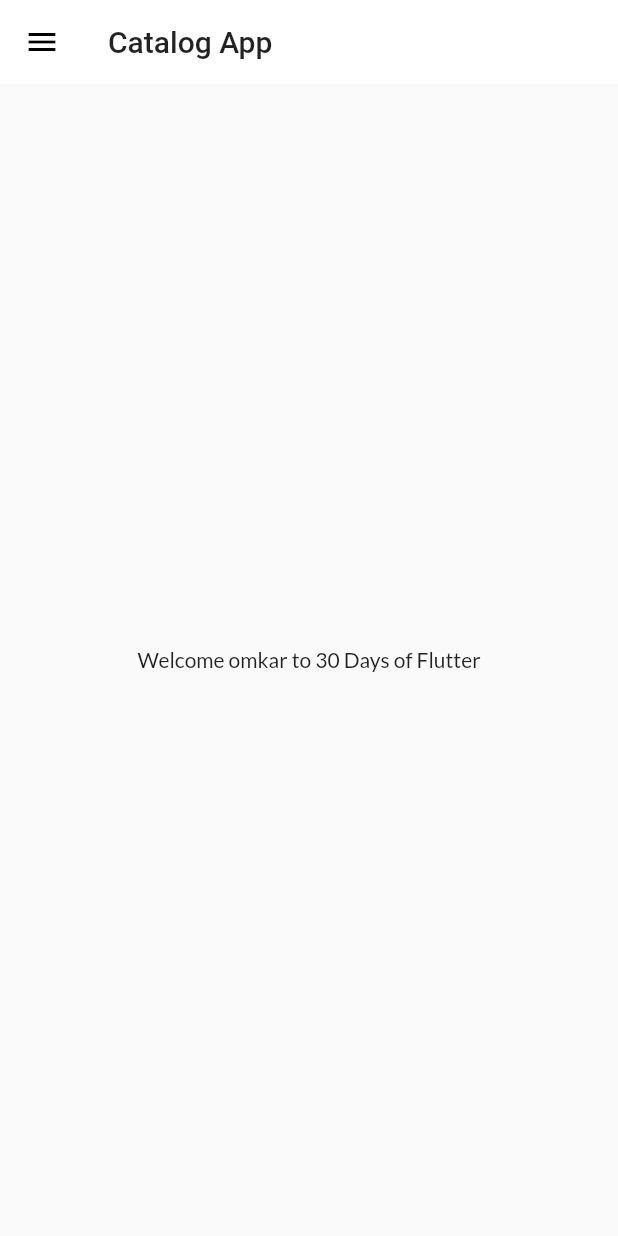
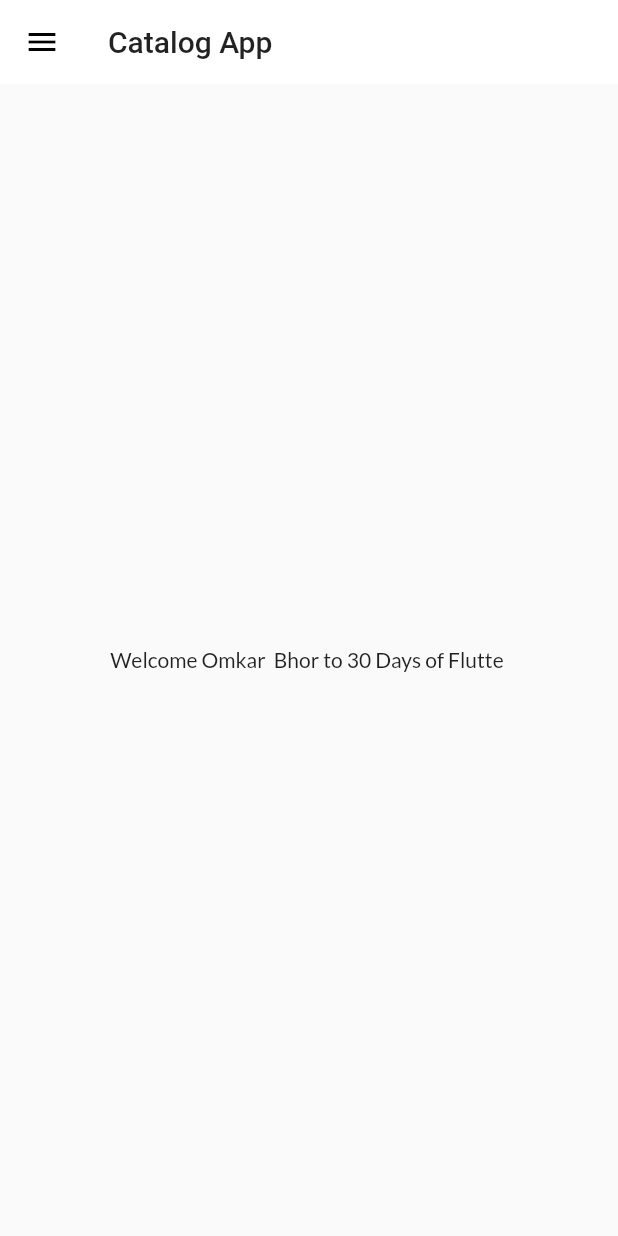
Before and after one commit to omkarbhor29/-30Days-Of-Flutter, a Flutter app: the screen it shows after launch, on a phone screen of 412 x 824 dp. Run offline on Flutter 3.47's test engine with Material 2 defaults, Android fonts, the phone set to English and light mode, and no system bars; our stand-ins replace google_fonts.

Commit message:
Day 10 completed

```diff
--- a/lib/pages/home_page.dart
+++ b/lib/pages/home_page.dart
@@ -3,7 +3,7 @@ import 'package:flutter/material.dart';
 
 class HomePage extends StatelessWidget {
   final int days = 30;
-  final String name = "omkar";
+  final String name = "Omkar";
   @override
   Widget build(BuildContext context) {
     return Scaffold(
@@ -13,7 +13,7 @@ class HomePage extends StatelessWidget {
       ),
       body: Center(
         child: Container(
-          child: Text("Welcome $name to $days Days of Flutter"),
+          child: Text("Welcome $name  Bhor to $days Days of Flutte "),
         ),
       ),
       drawer: MyDrawer(),
```
Also changed, not shown: lib/models/catalog.dart (added, +16 -0 lines), pubspec.lock.
